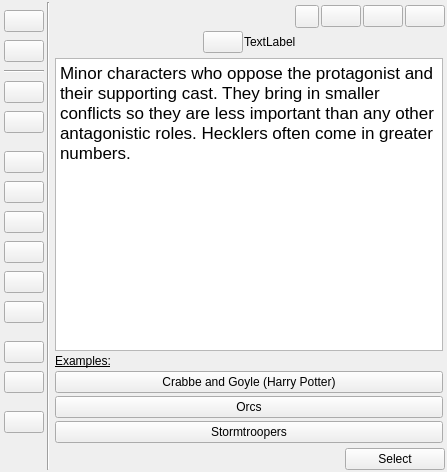
zkovari/plotlyst, file ui/character_role_selector.ui: the form before one commit.
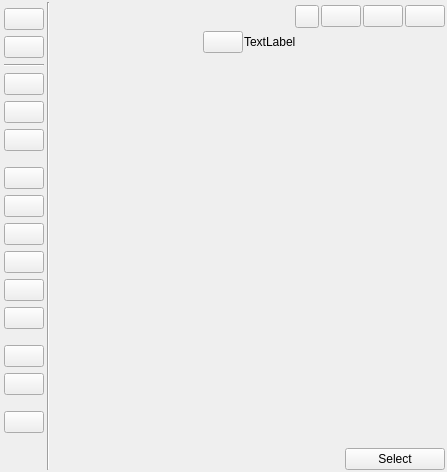
The form after the commit. Custom widgets are drawn as their Qt base class.

Commit message: Add major character role, closes #787

What changed in the file:
```diff
--- a/ui/character_role_selector.ui
+++ b/ui/character_role_selector.ui
@@ -79,6 +79,22 @@
        </property>
       </widget>
      </item>
+     <item>
+      <widget class="SelectionItemPushButton" name="btnItemMajor">
+       <property name="sizePolicy">
+        <sizepolicy hsizetype="Preferred" vsizetype="Fixed">
+         <horstretch>0</horstretch>
+         <verstretch>0</verstretch>
+        </sizepolicy>
+       </property>
+       <property name="checkable">
+        <bool>true</bool>
+       </property>
+       <attribute name="buttonGroup">
+        <string notr="true">buttonGroup</string>
+       </attribute>
+      </widget>
+     </item>
      <item>
       <widget class="SelectionItemPushButton" name="btnItemSecondary">
        <property name="sizePolicy">
@@ -445,7 +461,7 @@
         </sizepolicy>
        </property>
        <property name="currentIndex">
-        <number>12</number>
+        <number>3</number>
        </property>
        <widget class="QWidget" name="pageProtagonist">
         <property name="sizePolicy">
@@ -815,6 +831,25 @@
          </item>
         </layout>
        </widget>
+       <widget class="QWidget" name="pageMajor">
+        <layout class="QVBoxLayout" name="verticalLayout_20">
+         <property name="spacing">
+          <number>3</number>
+         </property>
+         <property name="leftMargin">
+          <number>2</number>
+         </property>
+         <property name="topMargin">
+          <number>2</number>
+         </property>
+         <property name="rightMargin">
+          <number>2</number>
+         </property>
+         <property name="bottomMargin">
+          <number>2</number>
+         </property>
+        </layout>
+       </widget>
        <widget class="QWidget" name="pageLoveInterest">
         <layout class="QVBoxLayout" name="verticalLayout_10">
          <property name="spacing">
@@ -1585,10 +1620,13 @@
           <widget class="QTextBrowser" name="textBrowser_13">
            <property name="html">
             <string>&lt;!DOCTYPE HTML PUBLIC &quot;-//W3C//DTD HTML 4.0//EN&quot; &quot;http://www.w3.org/TR/REC-html40/strict.dtd&quot;&gt;
-&lt;html&gt;&lt;head&gt;&lt;meta name=&quot;qrichtext&quot; content=&quot;1&quot; /&gt;&lt;style type=&quot;text/css&quot;&gt;
+&lt;html&gt;&lt;head&gt;&lt;meta name=&quot;qrichtext&quot; content=&quot;1&quot; /&gt;&lt;meta charset=&quot;utf-8&quot; /&gt;&lt;style type=&quot;text/css&quot;&gt;
 p, li { white-space: pre-wrap; }
-&lt;/style&gt;&lt;/head&gt;&lt;body style=&quot; font-family:'.AppleSystemUIFont'; font-size:13pt; font-weight:400; font-style:normal;&quot;&gt;
-&lt;p style=&quot; margin-top:12px; margin-bottom:12px; margin-left:0px; margin-right:0px; -qt-block-indent:0; text-indent:0px;&quot;&gt;&lt;span style=&quot; font-family:'Fira Sans Semi-Light'; color:#000000; background-color:#ffffff;&quot;&gt;Minor characters who oppose the protagonist and their supporting cast. They bring in smaller conflicts so they are less important than any other antagonistic roles. Hecklers often come in greater numbers.&lt;/span&gt;&lt;/p&gt;&lt;/body&gt;&lt;/html&gt;</string>
+hr { height: 1px; border-width: 0; }
+li.unchecked::marker { content: &quot;\2610&quot;; }
+li.checked::marker { content: &quot;\2612&quot;; }
+&lt;/style&gt;&lt;/head&gt;&lt;body style=&quot; font-family:'Sans Serif'; font-size:9pt; font-weight:400; font-style:normal;&quot;&gt;
+&lt;p style=&quot; margin-top:12px; margin-bottom:12px; margin-left:0px; margin-right:0px; -qt-block-indent:0; text-indent:0px;&quot;&gt;&lt;span style=&quot; font-family:'Fira Sans Semi-Light'; font-size:13pt; color:#000000; background-color:#ffffff;&quot;&gt;Minor characters who oppose the protagonist and their supporting cast. They bring in smaller conflicts so they are less important than any other antagonistic roles. Hecklers often come in greater numbers.&lt;/span&gt;&lt;/p&gt;&lt;/body&gt;&lt;/html&gt;</string>
            </property>
           </widget>
          </item>
```
Left out of the diff: 128 changed lines with no effect on the pictures. The commit also changes 2 other files.
